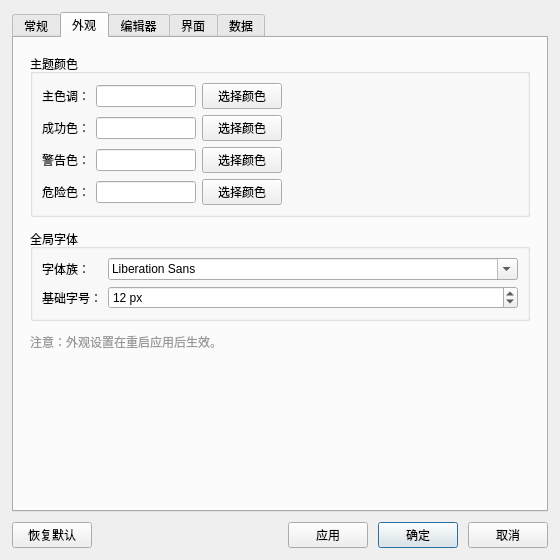
Old version of the form src/ui/dialogs/SettingsDialog.ui in the repository gong1-1989/ExperimentReportTool.
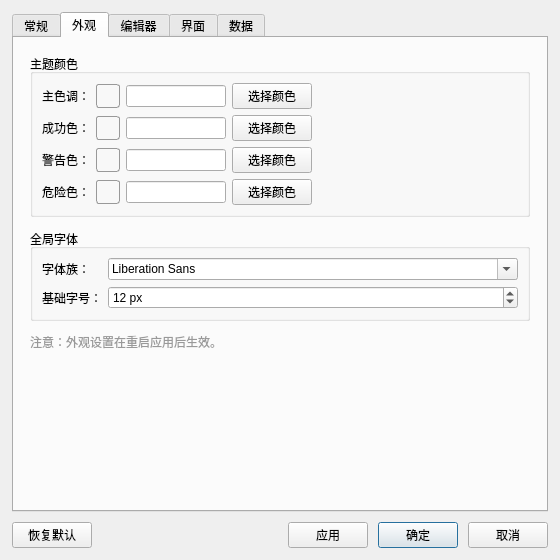
New version of the form. The open tabs and pages were chosen to show the change.

```diff
--- a/src/ui/dialogs/SettingsDialog.ui
+++ b/src/ui/dialogs/SettingsDialog.ui
@@ -262,6 +262,25 @@
           </item>
           <item row="0" column="1">
            <layout class="QHBoxLayout" name="primaryColorLayout">
+            <item>
+             <widget class="QLabel" name="primaryColorPreview">
+              <property name="minimumSize">
+               <size>
+                <width>24</width>
+                <height>24</height>
+               </size>
+              </property>
+              <property name="maximumSize">
+               <size>
+                <width>24</width>
+                <height>24</height>
+               </size>
+              </property>
+              <property name="styleSheet">
+               <string notr="true">border: 1px solid #999; border-radius: 3px;</string>
+              </property>
+             </widget>
+            </item>
             <item>
              <widget class="QLineEdit" name="primaryColorEdit">
               <property name="maximumSize">
@@ -303,6 +322,25 @@
           </item>
           <item row="1" column="1">
            <layout class="QHBoxLayout" name="successColorLayout">
+            <item>
+             <widget class="QLabel" name="successColorPreview">
+              <property name="minimumSize">
+               <size>
+                <width>24</width>
+                <height>24</height>
+               </size>
+              </property>
+              <property name="maximumSize">
+               <size>
+                <width>24</width>
+                <height>24</height>
+               </size>
+              </property>
+              <property name="styleSheet">
+               <string notr="true">border: 1px solid #999; border-radius: 3px;</string>
+              </property>
+             </widget>
+            </item>
             <item>
              <widget class="QLineEdit" name="successColorEdit">
               <property name="maximumSize">
@@ -344,6 +382,25 @@
           </item>
           <item row="2" column="1">
            <layout class="QHBoxLayout" name="warningColorLayout">
+            <item>
+             <widget class="QLabel" name="warningColorPreview">
+              <property name="minimumSize">
+               <size>
+                <width>24</width>
+                <height>24</height>
+               </size>
+              </property>
+              <property name="maximumSize">
+               <size>
+                <width>24</width>
+                <height>24</height>
+               </size>
+              </property>
+              <property name="styleSheet">
+               <string notr="true">border: 1px solid #999; border-radius: 3px;</string>
+              </property>
+             </widget>
+            </item>
             <item>
              <widget class="QLineEdit" name="warningColorEdit">
               <property name="maximumSize">
@@ -385,6 +442,25 @@
           </item>
           <item row="3" column="1">
            <layout class="QHBoxLayout" name="dangerColorLayout">
+            <item>
+             <widget class="QLabel" name="dangerColorPreview">
+              <property name="minimumSize">
+               <size>
+                <width>24</width>
+                <height>24</height>
+               </size>
+              </property>
+              <property name="maximumSize">
+               <size>
+                <width>24</width>
+                <height>24</height>
+               </size>
+              </property>
+              <property name="styleSheet">
+               <string notr="true">border: 1px solid #999; border-radius: 3px;</string>
+              </property>
+             </widget>
+            </item>
             <item>
              <widget class="QLineEdit" name="dangerColorEdit">
               <property name="maximumSize">
```
Left out of the diff: 28 changed lines with no effect on the pictures.
